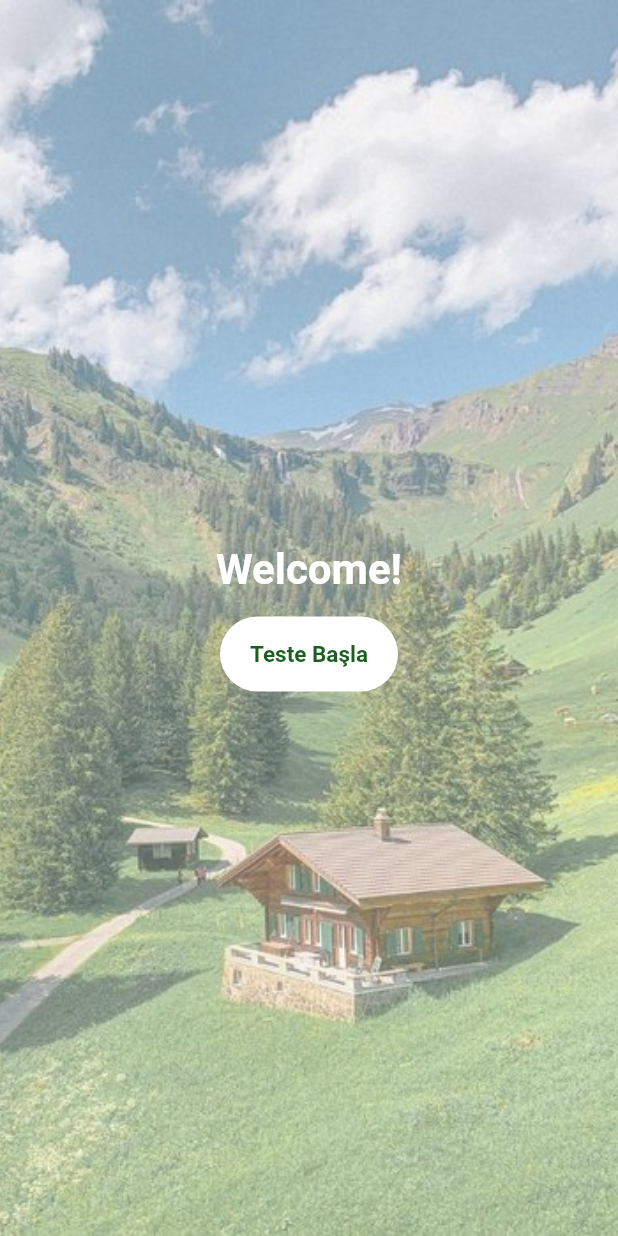
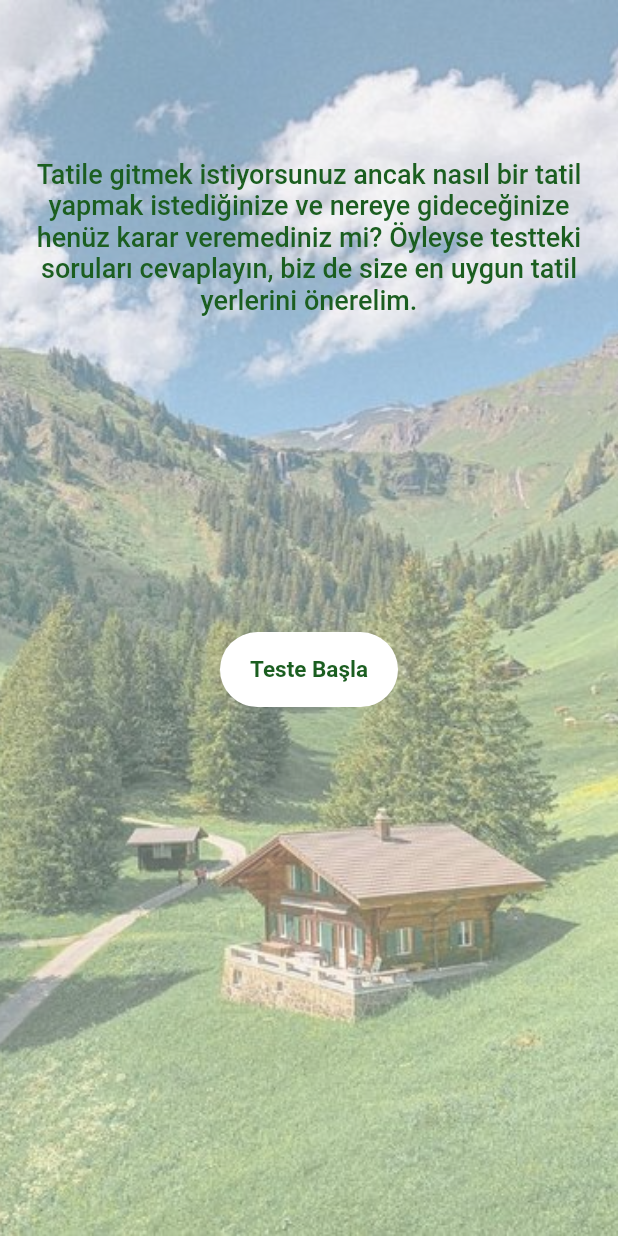
Before and after one commit to rabiaokatan/VacationApp, a Flutter app: the screen it shows after launch, on a phone screen of 412 x 824 dp. Run offline on Flutter 3.47's test engine with Material 2 defaults, Android fonts, the light colour scheme and no system bars; our stand-ins replace carousel_slider, flutter_animation_progress_bar.

Commit message:
somethings changed

```diff
--- a/lib/screens/result_screen.dart
+++ b/lib/screens/result_screen.dart
@@ -166,8 +166,10 @@ class ResultScreen extends StatelessWidget {
                       ),
                       child: ClipRRect(
                         borderRadius: BorderRadius.circular(30),
-                        child: Image.network(
-                          item.photUrl,
+                        child: Image(
+                          image: NetworkImage(
+                            item.photUrl,
+                          ),
                           fit: BoxFit.cover,
                         ),
                       ),
--- a/lib/screens/welcome_screen.dart
+++ b/lib/screens/welcome_screen.dart
@@ -9,6 +9,7 @@ class WelcomeScreen extends StatelessWidget {
 
   @override
   Widget build(BuildContext context) {
+    final Size _size = MediaQuery.of(context).size;
     bool isDesktop = Responsive.isDesktop(context);
     return SafeArea(
       child: Scaffold(
@@ -25,17 +26,22 @@ class WelcomeScreen extends StatelessWidget {
           ),
           child: Center(
             child: Column(
-              mainAxisAlignment: MainAxisAlignment.center,
+              mainAxisAlignment: MainAxisAlignment.spaceAround,
               children: [
-                Text(
-                  'Welcome!',
+                Padding(
+                  padding:  EdgeInsets.symmetric(horizontal:_size.width*0.05),
+                  child: Text(
+                    'Tatile gitmek istiyorsunuz ancak nasıl bir tatil yapmak istediğinize ve nereye gideceğinize henüz karar veremediniz mi? Öyleyse testteki soruları cevaplayın, biz de size en uygun tatil yerlerini önerelim.',
                     style: TextStyle(
-                      color: Colors.white,
-                      fontSize: 28,
-                      fontWeight: FontWeight.w700),
+                        color: Colors.green.shade900,
+                        fontSize: 18,
+                        fontWeight: FontWeight.w500),
+                    textAlign: TextAlign.center,
                   ),
-                SizedBox(height: 15),
-                button(
+                ),
+                Padding(
+                  padding: EdgeInsets.only(bottom: _size.height*0.3),
+                  child: button(
                     context: context,
                     onTap: () {
                       Navigator.push(
@@ -49,6 +55,7 @@ class WelcomeScreen extends StatelessWidget {
                     color: Colors.white,
                     textColor: Colors.green.shade900,
                   ),
+                ),
               ],
             ),
           ),
--- a/lib/widgets/questions_widget.dart
+++ b/lib/widgets/questions_widget.dart
@@ -1,6 +1,5 @@
 import 'package:flutter/foundation.dart';
 import 'package:flutter/material.dart';
-import 'package:flutter_vacation_app/api/vacation_api.dart';
 import 'package:flutter_vacation_app/models/option.dart';
 import 'package:flutter_vacation_app/models/question.dart';
 import 'package:flutter_animation_progress_bar/flutter_animation_progress_bar.dart';
@@ -111,9 +110,9 @@ class QuestionsWidget extends StatelessWidget {
                 progressColor: Colors.green.shade900,
                 maxValue: questions.length,
                 currentValue: question.id,
-                displayText: '/${questions.length} Soru   ',
+                displayText:  question.id==1 ? '/${questions.length}  ' : '/${questions.length} Soru   ',
                 displayTextStyle: TextStyle(
-                  fontSize: 16,
+                  fontSize: question.id==1 || question.id==2 ? 12 : 16,
                   color: Colors.white,
                 ),
               ),
```
Lines whose indentation alone changed are shown as unchanged.
